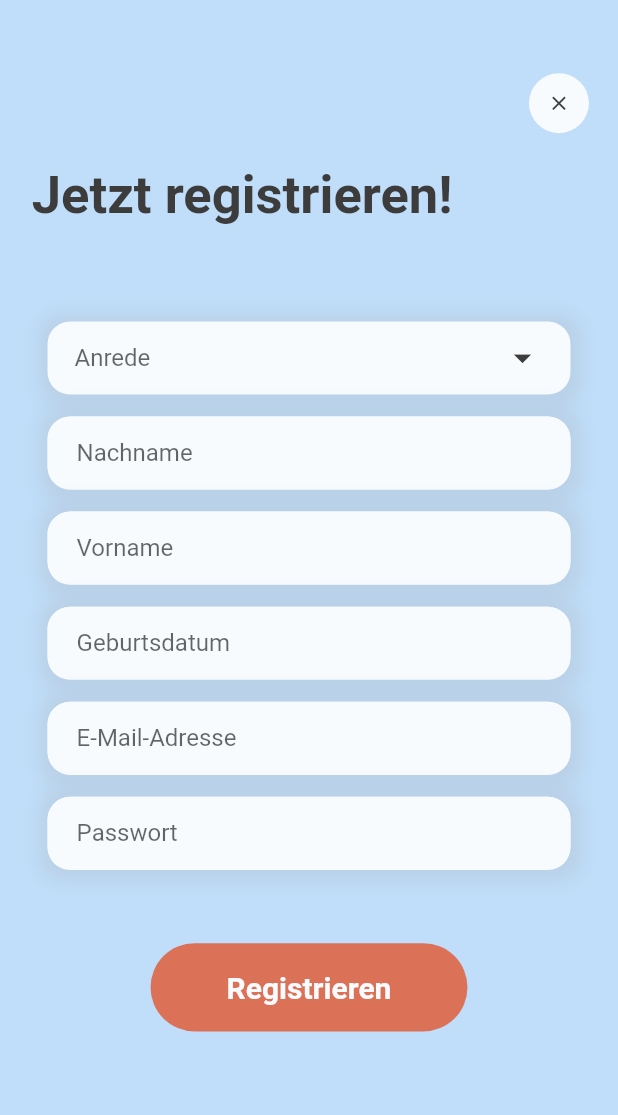
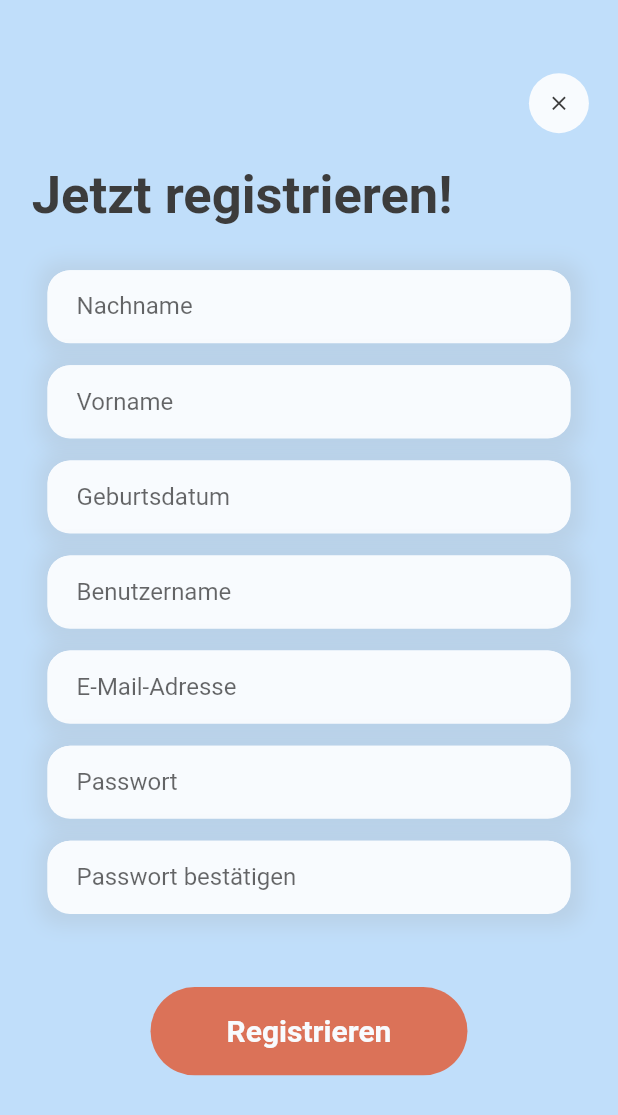
Before and after one commit to sono-mama/leergut.app_frontend, a Flutter app: the screen it shows after launch, on a phone screen of 412 x 824 dp. Shown: the top 1115 px of the screen. Run offline on Flutter 3.47's test engine with Material 2 defaults, Android fonts, the phone set to English and light mode, and no system bars; our stand-ins replace dots_indicator, get.

Commit message:
register page changed

```diff
--- a/lib/pages/login/signup_page.dart
+++ b/lib/pages/login/signup_page.dart
@@ -58,39 +58,6 @@ class _SignUpPageState extends State<SignUpPage> {
                   ],
                 )),
             Align(
-                alignment: Alignment.center,
-                child: Container(
-                  height: Dimensions.signUpPageTextFieldHeight,
-                  decoration: BoxDecoration(
-                      color: AppColors.textBackgroundColor,
-                      borderRadius: BorderRadius.circular(15),
-                      boxShadow: [
-                        BoxShadow(
-                            blurRadius: 10,
-                            spreadRadius: 7,
-                            offset: const Offset(1, 1),
-                            color: Colors.grey.withOpacity(0.2))
-                      ]),
-                  margin: EdgeInsets.only(
-                      top: Dimensions.heightMargin50,
-                      left: Dimensions.widthMargin30,
-                      right: Dimensions.widthMargin30),
-                  padding:
-                      const EdgeInsets.symmetric(horizontal: 18, vertical: 4),
-                  child: DropdownButtonHideUnderline(
-                    child: DropdownButton<String>(
-                        value: value,
-                        iconSize: 28,
-                        icon: Icon(Icons.arrow_drop_down,
-                            color: AppColors.textColor),
-                        isExpanded: true,
-                        hint: const Text("Anrede"),
-                        items: genderChoice.map(buildMenuItem).toList(),
-                        onChanged: (value) =>
-                            setState(() => this.value = value)),
-                  ),
-                )),
-            Align(
               alignment: Alignment.center,
               child: Container(
                 height: Dimensions.signUpPageTextFieldHeight,
@@ -112,16 +79,16 @@ class _SignUpPageState extends State<SignUpPage> {
                   cursorColor: AppColors.secondaryColor,
                   decoration: InputDecoration(
                       contentPadding:
-                          EdgeInsets.only(left: Dimensions.widthMargin20),
+                      EdgeInsets.only(left: Dimensions.widthMargin20),
                       hintText: "Nachname",
                       enabledBorder: OutlineInputBorder(
                           borderRadius: BorderRadius.circular(15),
                           borderSide:
-                              BorderSide(color: AppColors.textBackgroundColor)),
+                          BorderSide(color: AppColors.textBackgroundColor)),
                       focusedBorder: OutlineInputBorder(
                           borderRadius: BorderRadius.circular(15),
                           borderSide:
-                              BorderSide(color: AppColors.textBackgroundColor)),
+                          BorderSide(color: AppColors.textBackgroundColor)),
                       border: OutlineInputBorder(
                           borderRadius: BorderRadius.circular(15))),
                 ),
@@ -225,6 +192,43 @@ class _SignUpPageState extends State<SignUpPage> {
                   cursorColor: AppColors.secondaryColor,
                   decoration: InputDecoration(
                       contentPadding:
+                      EdgeInsets.only(left: Dimensions.widthMargin20),
+                      hintText: "Benutzername",
+                      enabledBorder: OutlineInputBorder(
+                          borderRadius: BorderRadius.circular(15),
+                          borderSide:
+                          BorderSide(color: AppColors.textBackgroundColor)),
+                      focusedBorder: OutlineInputBorder(
+                          borderRadius: BorderRadius.circular(15),
+                          borderSide:
+                          BorderSide(color: AppColors.textBackgroundColor)),
+                      border: OutlineInputBorder(
+                          borderRadius: BorderRadius.circular(15))),
+                ),
+              ),
+            ),
+            Align(
+              alignment: Alignment.center,
+              child: Container(
+                height: Dimensions.signUpPageTextFieldHeight,
+                decoration: BoxDecoration(
+                    color: AppColors.textBackgroundColor,
+                    borderRadius: BorderRadius.circular(15),
+                    boxShadow: [
+                      BoxShadow(
+                          blurRadius: 10,
+                          spreadRadius: 7,
+                          offset: const Offset(1, 1),
+                          color: Colors.grey.withOpacity(0.2))
+                    ]),
+                margin: EdgeInsets.only(
+                    top: Dimensions.heightMargin15,
+                    left: Dimensions.widthMargin30,
+                    right: Dimensions.widthMargin30),
+                child: TextFormField(
+                  cursorColor: AppColors.secondaryColor,
+                  decoration: InputDecoration(
+                      contentPadding:
                           EdgeInsets.only(left: Dimensions.widthMargin20),
                       hintText: "E-Mail-Adresse",
                       enabledBorder: OutlineInputBorder(
@@ -273,6 +277,44 @@ class _SignUpPageState extends State<SignUpPage> {
                           borderRadius: BorderRadius.circular(15),
                           borderSide:
                               BorderSide(color: AppColors.textBackgroundColor)),
+                      border: OutlineInputBorder(
+                          borderRadius: BorderRadius.circular(15))),
+                ),
+              ),
+            ),
+            Align(
+              alignment: Alignment.center,
+              child: Container(
+                height: Dimensions.signUpPageTextFieldHeight,
+                decoration: BoxDecoration(
+                    color: AppColors.textBackgroundColor,
+                    borderRadius: BorderRadius.circular(15),
+                    boxShadow: [
+                      BoxShadow(
+                          blurRadius: 10,
+                          spreadRadius: 7,
+                          offset: const Offset(1, 1),
+                          color: Colors.grey.withOpacity(0.2))
+                    ]),
+                margin: EdgeInsets.only(
+                    top: Dimensions.heightMargin15,
+                    left: Dimensions.widthMargin30,
+                    right: Dimensions.widthMargin30),
+                child: TextFormField(
+                  obscureText: true,
+                  cursorColor: AppColors.secondaryColor,
+                  decoration: InputDecoration(
+                      contentPadding:
+                      EdgeInsets.only(left: Dimensions.widthMargin20),
+                      hintText: "Passwort bestätigen",
+                      enabledBorder: OutlineInputBorder(
+                          borderRadius: BorderRadius.circular(15),
+                          borderSide:
+                          BorderSide(color: AppColors.textBackgroundColor)),
+                      focusedBorder: OutlineInputBorder(
+                          borderRadius: BorderRadius.circular(15),
+                          borderSide:
+                          BorderSide(color: AppColors.textBackgroundColor)),
                       border: OutlineInputBorder(
                           borderRadius: BorderRadius.circular(15))),
                 ),
```
Also changed, not shown: 2 other files.
